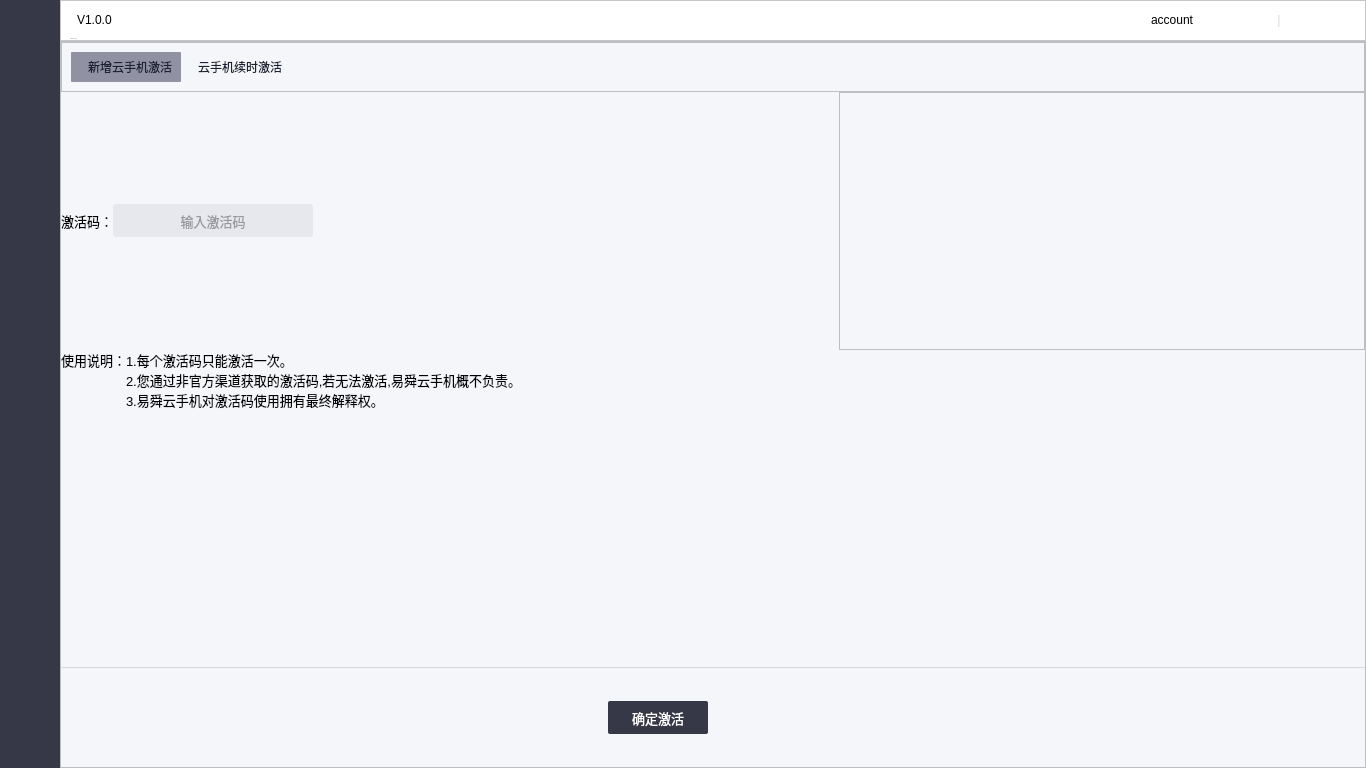
Above: mainwindow.ui from ZhouMei20220810/TEST before the change. Below: the same form after it.
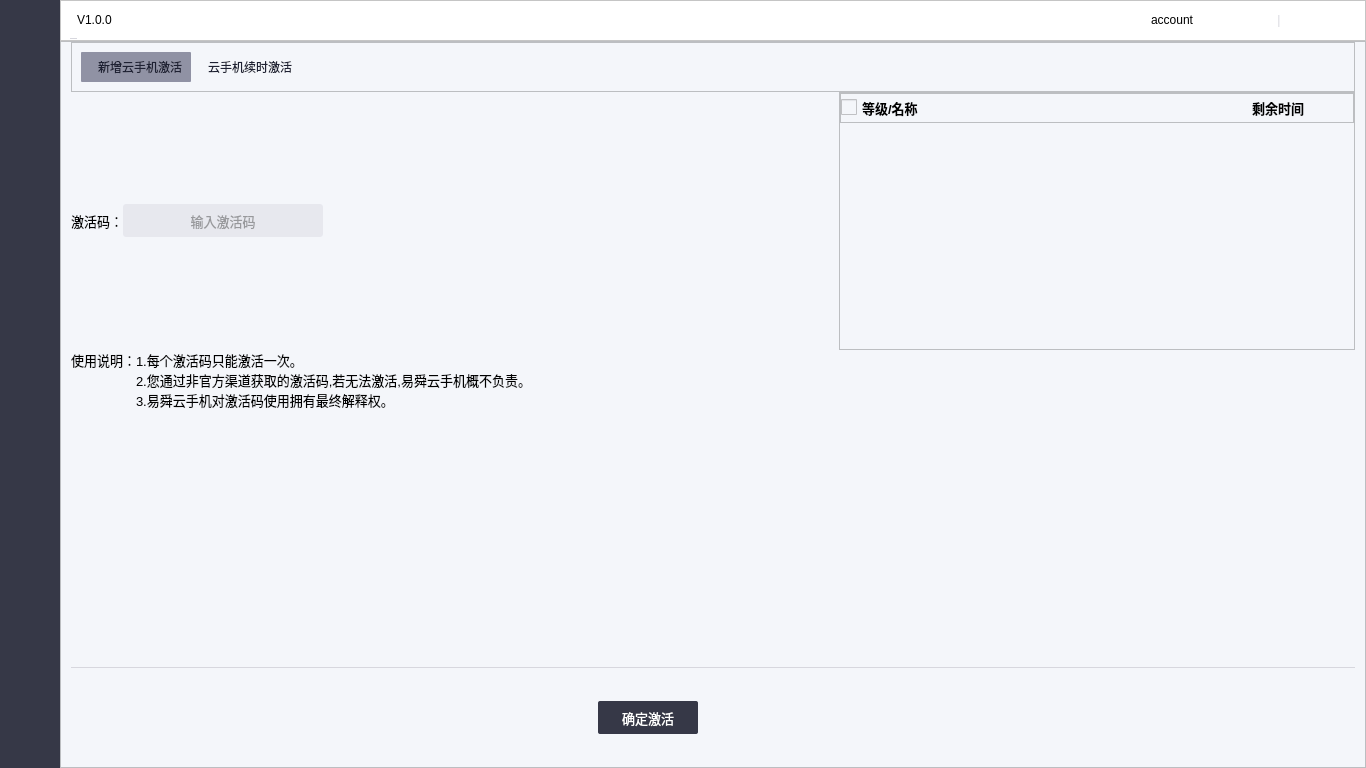
That is the form after the change. The open tabs and pages were chosen to show the change. Icons and pictures are not drawn.

Commit message: 激活码续费页面UI

Diff of the .ui file:
```diff
--- a/mainwindow.ui
+++ b/mainwindow.ui
@@ -2331,13 +2331,13 @@
               <number>0</number>
              </property>
              <property name="leftMargin">
-              <number>0</number>
+              <number>10</number>
              </property>
              <property name="topMargin">
               <number>0</number>
              </property>
              <property name="rightMargin">
-              <number>0</number>
+              <number>10</number>
              </property>
              <property name="bottomMargin">
               <number>0</number>
@@ -2498,7 +2498,175 @@
                 </spacer>
                </item>
                <item>
-                <widget class="QListWidget" name="listWidgetRenew"/>
+                <widget class="QFrame" name="frameActiveCodeRenew">
+                 <property name="minimumSize">
+                  <size>
+                   <width>400</width>
+                   <height>0</height>
+                  </size>
+                 </property>
+                 <property name="frameShape">
+                  <enum>QFrame::StyledPanel</enum>
+                 </property>
+                 <property name="frameShadow">
+                  <enum>QFrame::Raised</enum>
+                 </property>
+                 <layout class="QVBoxLayout" name="verticalLayout_17">
+                  <property name="spacing">
+                   <number>0</number>
+                  </property>
+                  <property name="leftMargin">
+                   <number>0</number>
+                  </property>
+                  <property name="topMargin">
+                   <number>0</number>
+                  </property>
+                  <property name="rightMargin">
+                   <number>0</number>
+                  </property>
+                  <property name="bottomMargin">
+                   <number>0</number>
+                  </property>
+                  <item>
+                   <widget class="QFrame" name="frame_18">
+                    <property name="minimumSize">
+                     <size>
+                      <width>0</width>
+                      <height>30</height>
+                     </size>
+                    </property>
+                    <property name="maximumSize">
+                     <size>
+                      <width>16777215</width>
+                      <height>30</height>
+                     </size>
+                    </property>
+                    <property name="frameShape">
+                     <enum>QFrame::StyledPanel</enum>
+                    </property>
+                    <property name="frameShadow">
+                     <enum>QFrame::Raised</enum>
+                    </property>
+                    <layout class="QHBoxLayout" name="horizontalLayout_31">
+                     <property name="spacing">
+                      <number>0</number>
+                     </property>
+                     <property name="leftMargin">
+                      <number>0</number>
+                     </property>
+                     <property name="topMargin">
+                      <number>0</number>
+                     </property>
+                     <property name="rightMargin">
+                      <number>0</number>
+                     </property>
+                     <property name="bottomMargin">
+                      <number>0</number>
+                     </property>
+                     <item>
+                      <widget class="QCheckBox" name="checkBoxRenewHeader">
+                       <property name="font">
+                        <font>
+                         <pointsize>10</pointsize>
+                         <bold>true</bold>
+                        </font>
+                       </property>
+                       <property name="styleSheet">
+                        <string notr="true"> QCheckBox {
+     spacing: 5px;
+ }
+
+ QCheckBox::indicator {
+     width: 16px;
+     height: 16px;
+ }
+
+ QCheckBox::indicator:unchecked {
+     image: url(:/login/resource/login/option_normal.png);
+ }
+
+ QCheckBox::indicator:unchecked:hover {
+     image: url(:/login/resource/login/option_normal.png);
+ }
+
+ QCheckBox::indicator:unchecked:pressed {
+     image: url(:/login/resource/login/option_normal.png);
+ }
+
+ QCheckBox::indicator:checked {
+     image: url(:/login/resource/login/option_select.png);
+ }
+
+ QCheckBox::indicator:checked:hover {
+     image: url(:/login/resource/login/option_select.png);
+ }
+
+ QCheckBox::indicator:checked:pressed {
+     image: url(:/login/resource/login/option_select.png);
+ }
+</string>
+                       </property>
+                       <property name="text">
+                        <string>等级/名称</string>
+                       </property>
+                      </widget>
+                     </item>
+                     <item>
+                      <spacer name="horizontalSpacer_31">
+                       <property name="orientation">
+                        <enum>Qt::Horizontal</enum>
+                       </property>
+                       <property name="sizeHint" stdset="0">
+                        <size>
+                         <width>269</width>
+                         <height>20</height>
+                        </size>
+                       </property>
+                      </spacer>
+                     </item>
+                     <item>
+                      <widget class="QToolButton" name="toolButtonTime">
+                       <property name="minimumSize">
+                        <size>
+                         <width>150</width>
+                         <height>0</height>
+                        </size>
+                       </property>
+                       <property name="maximumSize">
+                        <size>
+                         <width>150</width>
+                         <height>16777215</height>
+                        </size>
+                       </property>
+                       <property name="font">
+                        <font>
+                         <pointsize>10</pointsize>
+                         <bold>true</bold>
+                        </font>
+                       </property>
+                       <property name="styleSheet">
+                        <string notr="true">QToolButton:hover { border: none; background: none; }</string>
+                       </property>
+                       <property name="text">
+                        <string>剩余时间</string>
+                       </property>
+                       <property name="autoRaise">
+                        <bool>true</bool>
+                       </property>
+                      </widget>
+                     </item>
+                    </layout>
+                   </widget>
+                  </item>
+                  <item>
+                   <widget class="QListWidget" name="listWidgetRenew">
+                    <property name="styleSheet">
+                     <string notr="true">border:none</string>
+                    </property>
+                   </widget>
+                  </item>
+                 </layout>
+                </widget>
                </item>
               </layout>
              </item>
```
Left out of the diff: 4 changed lines with no effect on the pictures. The commit also changes 2 other files.
